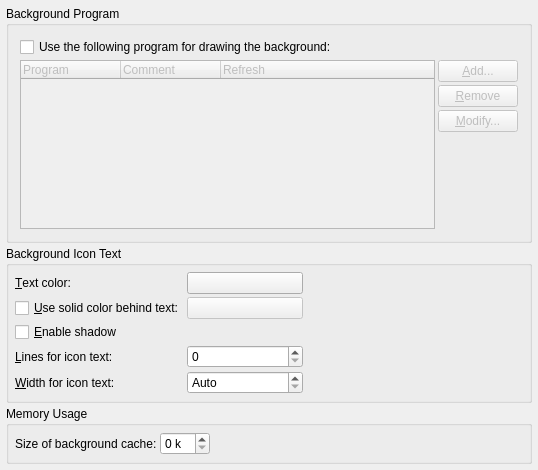
First picture: the form in kcontrol/kdm/background/bgadvanced_ui.ui, repository mgottschlag/kwin-tiling, before the edit.
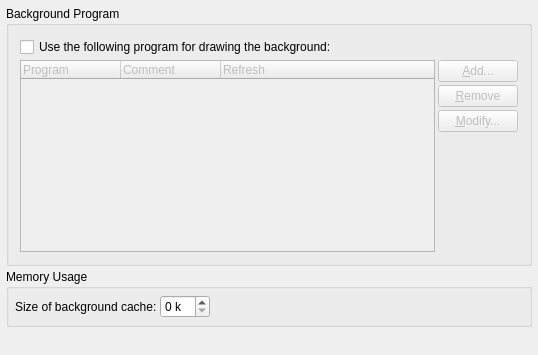
Second picture: the form after the edit. Custom widgets are drawn as their Qt base class.

Commit message: purge everything that makes no sense for kdm from the background settings.

Patch:
```diff
--- a/kcontrol/kdm/background/bgadvanced_ui.ui
+++ b/kcontrol/kdm/background/bgadvanced_ui.ui
@@ -6,7 +6,7 @@
     <x>0</x>
     <y>0</y>
     <width>538</width>
-    <height>470</height>
+    <height>355</height>
    </rect>
   </property>
   <layout class="QVBoxLayout" name="verticalLayout" >
@@ -132,160 +132,6 @@
      </layout>
     </widget>
    </item>
-   <item>
-    <widget class="QGroupBox" name="m_groupIconText" >
-     <property name="title" >
-      <string>Background Icon Text</string>
-     </property>
-     <layout class="QGridLayout" >
-      <item row="0" column="1" >
-       <widget class="KColorButton" name="m_colorText" >
-        <property name="sizePolicy" >
-         <sizepolicy vsizetype="Fixed" hsizetype="Minimum" >
-          <horstretch>0</horstretch>
-          <verstretch>0</verstretch>
-         </sizepolicy>
-        </property>
-        <property name="whatsThis" >
-         <string>Click here to change the color of the desktop font.</string>
-        </property>
-        <property name="text" >
-         <string/>
-        </property>
-       </widget>
-      </item>
-      <item row="0" column="0" >
-       <widget class="QLabel" name="textLabel6" >
-        <property name="whatsThis" >
-         <string>Click here to change the color of the desktop font.</string>
-        </property>
-        <property name="text" >
-         <string>&amp;Text color:</string>
-        </property>
-        <property name="wordWrap" >
-         <bool>false</bool>
-        </property>
-        <property name="buddy" >
-         <cstring>m_colorText</cstring>
-        </property>
-       </widget>
-      </item>
-      <item rowspan="2" row="0" column="2" >
-       <spacer name="spacer7" >
-        <property name="orientation" >
-         <enum>Qt::Vertical</enum>
-        </property>
-        <property name="sizeType" >
-         <enum>QSizePolicy::Expanding</enum>
-        </property>
-        <property name="sizeHint" stdset="0" >
-         <size>
-          <width>220</width>
-          <height>20</height>
-         </size>
-        </property>
-       </spacer>
-      </item>
-      <item row="1" column="1" >
-       <widget class="KColorButton" name="m_colorTextBackground" >
-        <property name="enabled" >
-         <bool>false</bool>
-        </property>
-        <property name="whatsThis" >
-         <string>Click here to select the solid background color. Choose a different color from the background text color to assure readability.</string>
-        </property>
-        <property name="text" >
-         <string/>
-        </property>
-       </widget>
-      </item>
-      <item row="1" column="0" >
-       <widget class="QCheckBox" name="m_cbSolidTextBackground" >
-        <property name="whatsThis" >
-         <string>Check here if you want to use a solid background color. This is useful to ensure that the desktop text will be identifiable against all background colors and wallpapers, or in other words, that a background or wallpaper will not make a desktop text of a similar color difficult to read.</string>
-        </property>
-        <property name="text" >
-         <string>&amp;Use solid color behind text:</string>
-        </property>
-       </widget>
-      </item>
-      <item row="2" column="0" >
-       <widget class="QCheckBox" name="m_cbShadow" >
-        <property name="whatsThis" >
-         <string>Check here to enable a shadow outline around the desktop font. This also improves the readability of the desktop text against backgrounds of a similar color.</string>
-        </property>
-        <property name="text" >
-         <string>&amp;Enable shadow</string>
-        </property>
-       </widget>
-      </item>
-      <item row="3" column="0" >
-       <widget class="QLabel" name="textLabel6_2" >
-        <property name="whatsThis" >
-         <string>Choose here the maximum number of text lines below an icon on the desktop. Longer text will be truncated at the end of the last line.</string>
-        </property>
-        <property name="text" >
-         <string>&amp;Lines for icon text:</string>
-        </property>
-        <property name="wordWrap" >
-         <bool>false</bool>
-        </property>
-        <property name="buddy" >
-         <cstring>m_colorText</cstring>
-        </property>
-       </widget>
-      </item>
-      <item row="3" column="1" >
-       <widget class="QSpinBox" name="m_spinTextLines" >
-        <property name="whatsThis" >
-         <string>Choose here the maximum number of text lines below an icon on the desktop. Longer text will be truncated at the end of the last line.</string>
-        </property>
-        <property name="suffix" >
-         <string/>
-        </property>
-        <property name="value" >
-         <number>0</number>
-        </property>
-       </widget>
-      </item>
-      <item row="4" column="1" >
-       <widget class="QSpinBox" name="m_spinTextWidth" >
-        <property name="whatsThis" >
-         <string>Choose here the maximum width of text lines (in pixel) below an icon on the desktop. If set to 'Auto' a default width based on the current font is used.</string>
-        </property>
-        <property name="specialValueText" >
-         <string>Auto</string>
-        </property>
-        <property name="suffix" >
-         <string/>
-        </property>
-        <property name="maximum" >
-         <number>99999</number>
-        </property>
-        <property name="value" >
-         <number>0</number>
-        </property>
-       </widget>
-      </item>
-      <item row="4" column="0" >
-       <widget class="QLabel" name="textLabel6_2_2" >
-        <property name="whatsThis" >
-         <string>Choose here the maximum width of text lines (in pixel) below an icon on the desktop. If set to 'Auto' a default width based on the current font is used.</string>
-        </property>
-        <property name="text" >
-         <string>&amp;Width for icon text:</string>
-        </property>
-        <property name="wordWrap" >
-         <bool>false</bool>
-        </property>
-        <property name="buddy" >
-         <cstring>m_colorText</cstring>
-        </property>
-       </widget>
-      </item>
-     </layout>
-    </widget>
-   </item>
    <item>
     <widget class="QGroupBox" name="m_groupCache" >
      <property name="title" >
@@ -358,13 +204,6 @@
  <layoutdefault spacing="3" margin="6" />
  <layoutfunction spacing="KDialog::spacingHint" margin="KDialog::marginHint" />
  <pixmapfunction>qPixmapFromMimeSource</pixmapfunction>
- <customwidgets>
-  <customwidget>
-   <class>KColorButton</class>
-   <extends>QPushButton</extends>
-   <header>kcolorbutton.h</header>
-  </customwidget>
- </customwidgets>
  <tabstops>
   <tabstop>m_cbProgram</tabstop>
   <tabstop>m_listPrograms</tabstop>
```
Left out of the diff: 20 changed lines with no effect on the pictures. The commit also changes 14 other files.
